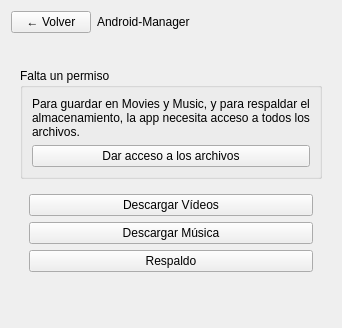
Qt form gui/VentanaPrincipal.ui (Sebas-Git-Tail/Android-Manager) before a commit.
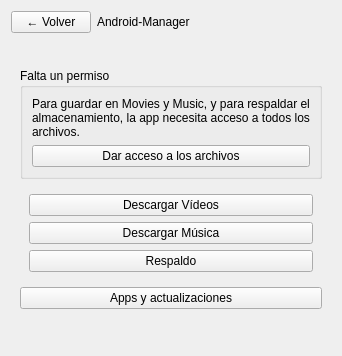
The same form after that commit.

Commit message: 1.3.0: se actualiza sola (baja el APK y abre el instalador) y «Apps y actualizaciones» para instalar las otras apps (comun/apps)

Diff of the .ui file:
```diff
--- a/gui/VentanaPrincipal.ui
+++ b/gui/VentanaPrincipal.ui
@@ -88,6 +88,13 @@
          </layout>
         </widget>
        </item>
+       <item>
+        <widget class="QPushButton" name="botonApps">
+         <property name="text">
+          <string>Apps y actualizaciones</string>
+         </property>
+        </widget>
+       </item>
        <item>
         <widget class="QLabel" name="etiquetaEstado">
          <property name="wordWrap">
```
The commit also changes 4 other files.
